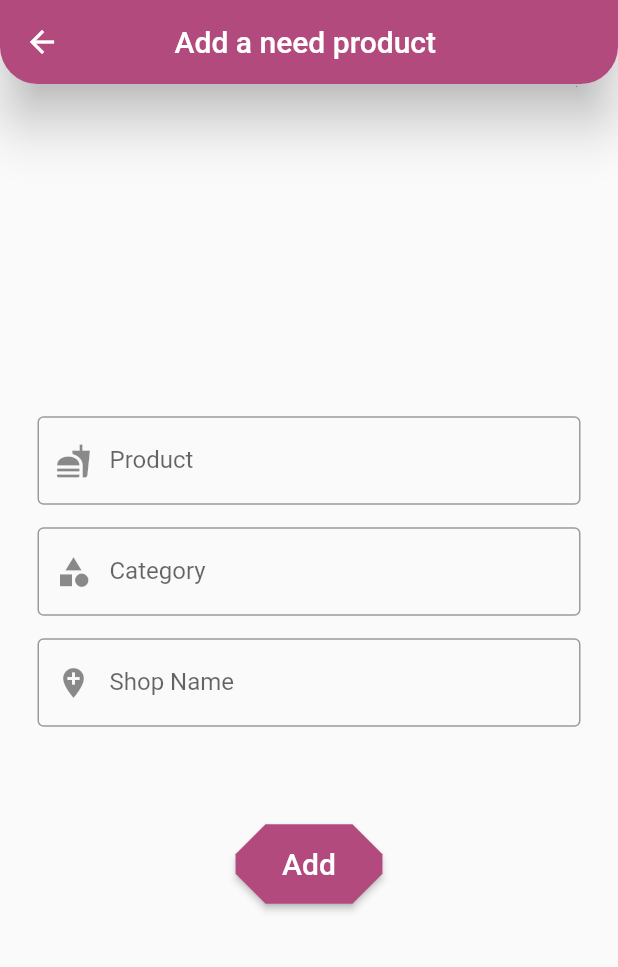
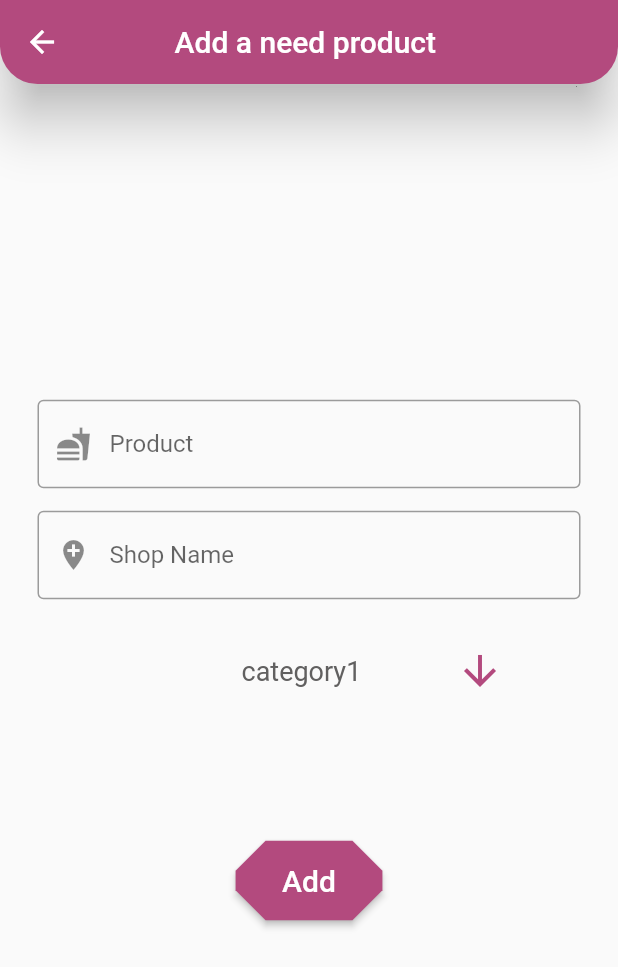
Before and after one commit to patryklaskowski1/my_shopping_list, a Flutter app: the AddPageList screen opened directly, on a phone screen of 412 x 824 dp. Shown: the top 967 px of the screen. Run offline on Flutter 3.47's test engine with Material 2 defaults, Android fonts, the light colour scheme and no system bars; our stand-ins replace cloud_firestore, firebase_auth, firebase_core; missing offline and left inert: flutterfire_ui; accounts and stored records are empty.

Commit message:
Create DropdownButtonFormField with categorys

```diff
--- a/lib/app/features/add/add_page_list.dart
+++ b/lib/app/features/add/add_page_list.dart
@@ -7,6 +7,9 @@ class AddPageList extends StatefulWidget {
   @override
   State<AddPageList> createState() => _AddPageListState();
 }
+
+List<String> categorys = ['category1', 'category2', 'category3'];
+String? selectedCategorys = 'category1';
 
 class _AddPageListState extends State<AddPageList> {
   @override
@@ -54,20 +57,6 @@ class _AddPageListState extends State<AddPageList> {
                 textAlign: TextAlign.center,
                 decoration: InputDecoration(
                   border: OutlineInputBorder(),
-                  hintText: 'Fruit/Vegetables/Chemistry',
-                  label: Text('Category'),
-                  prefixIcon: Icon(
-                    Icons.category,
-                  ),
-                ),
-              ),
-              const SizedBox(
-                height: 15,
-              ),
-              const TextField(
-                textAlign: TextAlign.center,
-                decoration: InputDecoration(
-                  border: OutlineInputBorder(),
                   hintText: 'np.Biedronka',
                   label: Text('Shop Name'),
                   prefixIcon: Icon(
@@ -76,25 +65,71 @@ class _AddPageListState extends State<AddPageList> {
                 ),
               ),
               const SizedBox(
-                height: 65,
+                height: 20,
+              ),
+              Padding(
+                padding: const EdgeInsets.all(12.0),
+                child: SizedBox(
+                  width: 260,
+                  child: DropdownButtonFormField<String>(
+                    decoration: const InputDecoration(
+                      isCollapsed: true,
+                      enabledBorder: InputBorder.none,
+                    ),
+                    icon: const Icon(Icons.arrow_downward),
+                    elevation: 18,
+                    style: const TextStyle(
+                      color: Color.fromARGB(255, 97, 96, 96),
+                    ),
+                    iconSize: 32,
+                    iconEnabledColor: const Color.fromARGB(255, 179, 74, 126),
+                    value: selectedCategorys,
+                    items: categorys
+                        .map(
+                          (category) => DropdownMenuItem(
+                            value: category,
+                            child: Padding(
+                              padding: const EdgeInsets.only(
+                                left: 85,
+                              ),
+                              child: Center(
+                                child: Text(
+                                  category,
+                                  style: const TextStyle(
+                                    fontSize: 18,
+                                  ),
+                                ),
+                              ),
+                            ),
+                          ),
+                        )
+                        .toList(),
+                    onChanged: (category) => setState(
+                      () => selectedCategorys = category,
+                    ),
+                  ),
+                ),
+              ),
+              const SizedBox(
+                height: 85,
               ),
               ElevatedButton(
                 onPressed: () {},
+                style: ElevatedButton.styleFrom(
+                  primary: const Color.fromARGB(255, 179, 74, 126),
+                  onPrimary: Colors.white,
+                  shape: const BeveledRectangleBorder(
+                    borderRadius: BorderRadius.all(
+                      Radius.circular(20),
+                    ),
+                  ),
+                ),
                 child: const Padding(
                   padding: EdgeInsets.all(15.0),
                   child: Text(
                     'Add',
                     style: TextStyle(
                       fontSize: 20,
-                    ),
-                  ),
-                ),
-                style: ElevatedButton.styleFrom(
-                  primary: const Color.fromARGB(255, 179, 74, 126),
-                  onPrimary: Colors.white,
-                  shape: const BeveledRectangleBorder(
-                    borderRadius: BorderRadius.all(
-                      Radius.circular(20),
                     ),
                   ),
                 ),
--- a/lib/app/features/home/home_page.dart
+++ b/lib/app/features/home/home_page.dart
@@ -61,7 +61,8 @@ class _HomePageState extends State<HomePage> {
         child: const Icon(
           Icons.add,
           color: Colors.white,
-          )),
+        ),
+      ),
       bottomNavigationBar: BottomAppBar(
         color: const Color.fromARGB(255, 179, 74, 126),
         shape: const CircularNotchedRectangle(),
--- a/lib/app/features/login/login_page.dart
+++ /dev/null
@@ -1,18 +0,0 @@
-import 'package:flutter/material.dart';
-
-class LoginPage extends StatelessWidget {
-  const LoginPage({
-    Key? key,
-  }) : super(key: key);
-
-  @override
-  Widget build(BuildContext context) {
-    return const Scaffold(
-      body: Center(
-        child: Text(
-          'Jesteś niezalogowany',
-        ),
-      ),
-    );
-  }
-}
```
Also changed, not shown: lib/main.dart (line endings or trailing spaces). Lines whose indentation alone changed are shown as unchanged.
